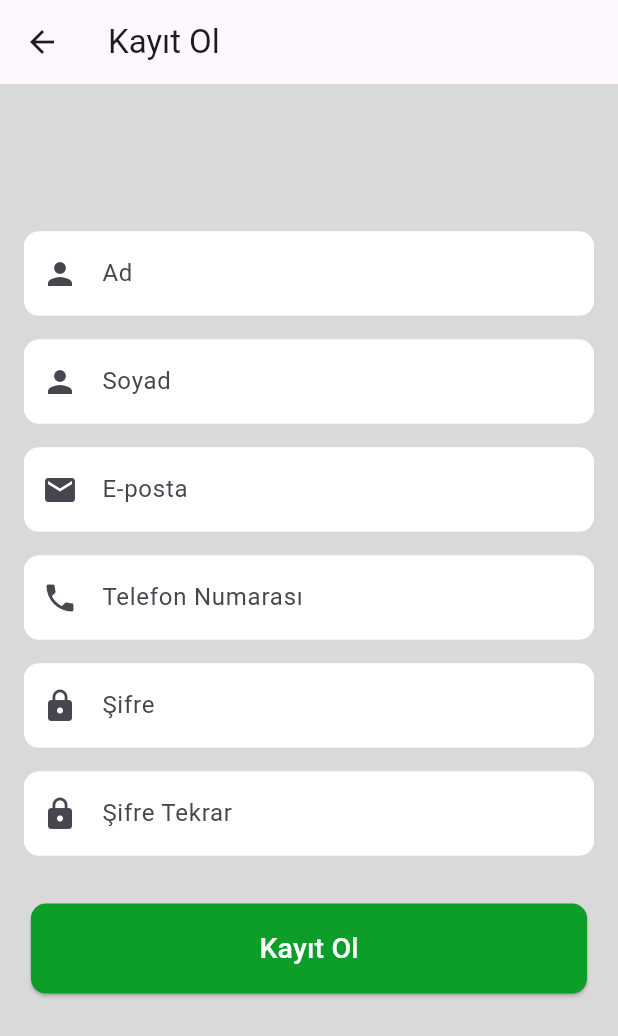
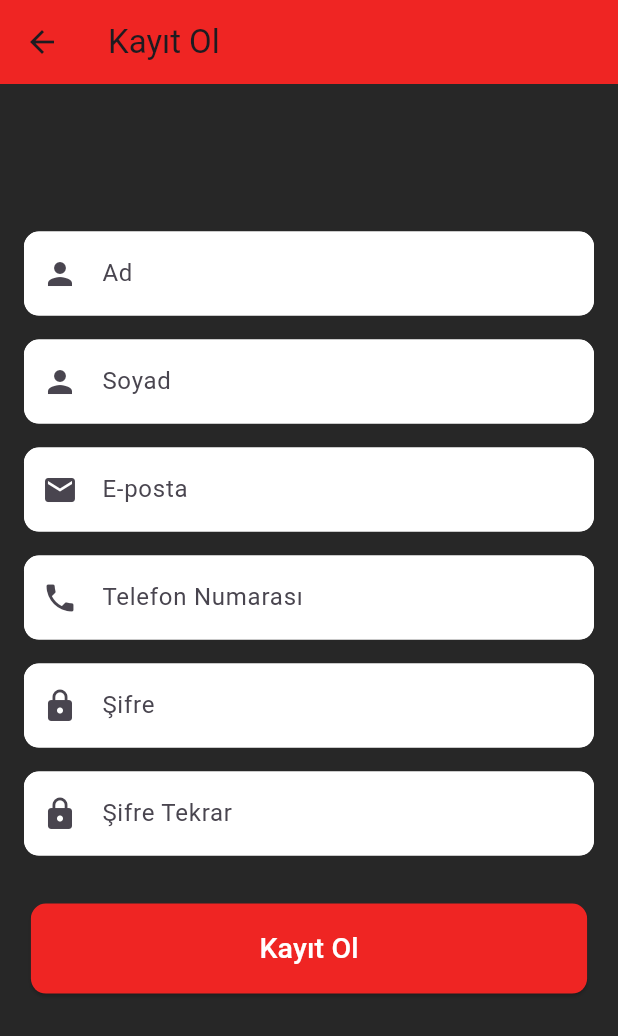
Before and after one commit to emirhncann/diji_app, a Flutter app: the RegistrationScreen screen opened directly, on a phone screen of 412 x 824 dp. Shown: the top 1036 px of the screen. Run offline on Flutter 3.47's test engine with Material 3 defaults, Android fonts, the phone set to English and light mode, and no system bars; our stand-ins replace cloud_firestore, curved_navigation_bar, firebase_auth, firebase_core, firebase_storage, google_fonts and 2 more; accounts and stored records are empty; network calls fail; Roboto replaces fonts that are missing (Kanit).

```diff
--- a/lib/main.dart
+++ b/lib/main.dart
@@ -22,7 +22,7 @@ class MyApp extends StatelessWidget {
   @override
   Widget build(BuildContext context) {
     return MaterialApp(
-      title: 'Flutter Demo',
+      title: 'Diji',
       home: SupriseMePage(),
     );
   }
--- a/lib/screens/preferences.dart
+++ b/lib/screens/preferences.dart
@@ -58,10 +58,8 @@ class _PreferencePageState extends State<PreferencePage> {
     });
 
     if (progressStep < 5) {
-
       updateOptions();
     } else {
-
       saveCategoriesToFirestore();
     }
   }
@@ -78,7 +76,6 @@ class _PreferencePageState extends State<PreferencePage> {
   }
 
   void increaseCategoryPoint(String movieName) {
-
     switch (movieName) {
       case "Esaretin Bedeli":
         categories['Gerilim'] = categories['Gerilim']! + 1;
@@ -240,7 +237,7 @@ class _PreferencePageState extends State<PreferencePage> {
               style: TextStyle(fontSize: 16, color: Colors.white),
             ),
             SizedBox(
-              width: 200, // İlerleme çubuğunun genişliği
+              width: 200,
               child: LinearProgressIndicator(
                 color: Color.fromRGBO(239, 37, 35, 1),
                 value: progressStep / 5, // 5 adımlık ilerleme
--- a/lib/screens/sign_up.dart
+++ b/lib/screens/sign_up.dart
@@ -3,6 +3,8 @@ import 'package:firebase_auth/firebase_auth.dart';
 import 'package:firebase_storage/firebase_storage.dart';
 import 'package:flutter/material.dart';
 import 'package:google_fonts/google_fonts.dart';
+import 'package:social_movie_app/constants/color.dart';
+import 'package:social_movie_app/screens/preferences.dart';
 
 class RegistrationScreen extends StatefulWidget {
   @override
@@ -25,8 +27,9 @@ class _RegistrationScreenState extends State<RegistrationScreen> {
     double height = MediaQuery.of(context).size.height;
 
     return Scaffold(
-      backgroundColor: Color(0xFFD9D9D9),
+      backgroundColor: AppColors.dark,
       appBar: AppBar(
+        backgroundColor: AppColors.red,
         title: Text('Kayıt Ol'),
       ),
       body: SingleChildScrollView(
@@ -60,13 +63,18 @@ class _RegistrationScreenState extends State<RegistrationScreen> {
                     ? CircularProgressIndicator() // Loading animasyonu
                     : ElevatedButton(
                         style: ElevatedButton.styleFrom(
-                            backgroundColor: Color(0xFF0D9E2A),
+                            backgroundColor: AppColors.red,
                             shape: RoundedRectangleBorder(
                                 borderRadius: BorderRadius.circular(10))),
                         onPressed: _isLoading
                             ? null
                             : () async {
                                 await registerUser();
+                                Navigator.push(
+                                  context,
+                                  MaterialPageRoute(
+                                      builder: (context) => PreferencePage()),
+                                );
                               },
                         child: Text(
                           'Kayıt Ol',
```
Also changed, not shown: lib/screens/suprise.dart (+4 -3 lines).
